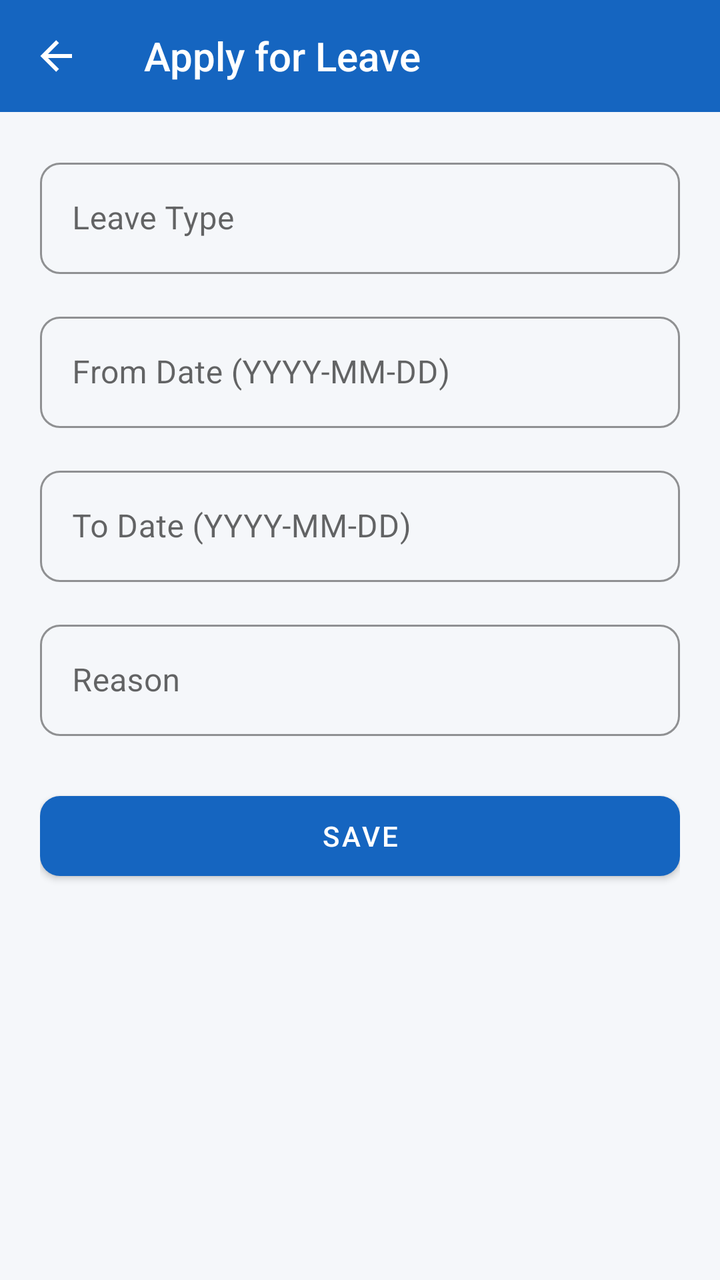
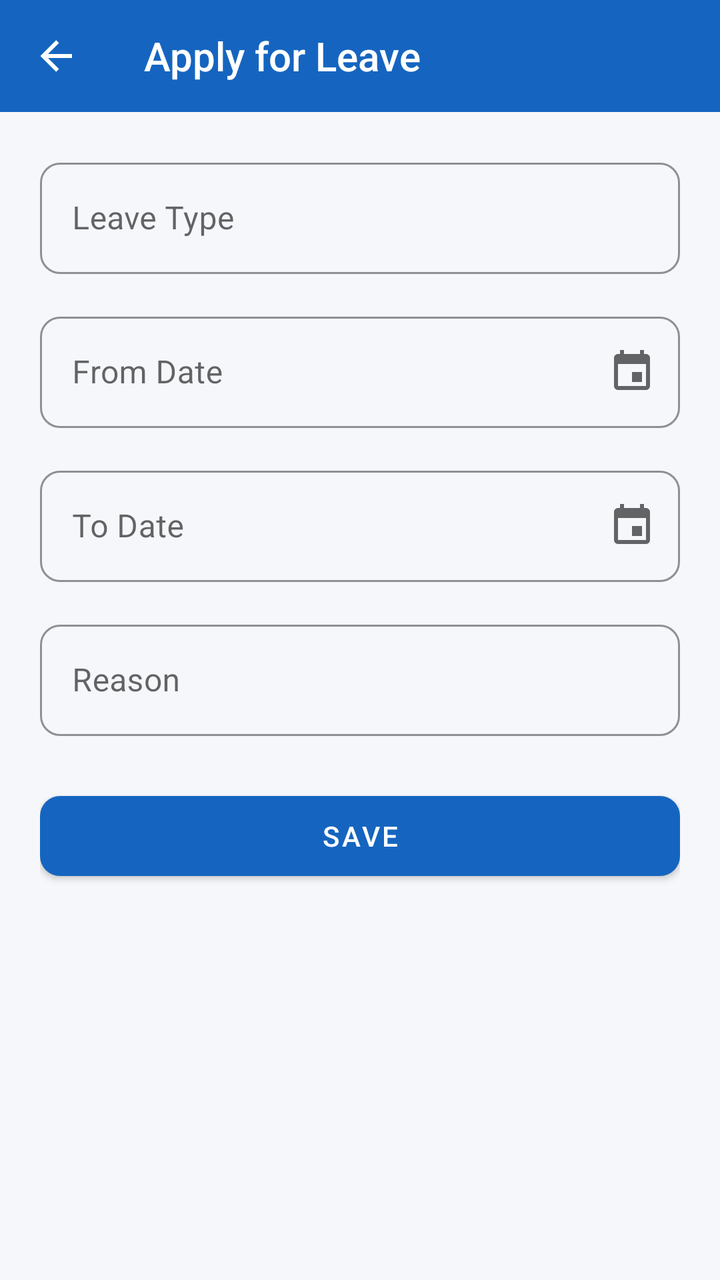

Before-and-after screenshots of an Android layout around one commit, followed by the original layout XML and the change that was made.
<!-- AndroidManifest.xml: application theme Theme.WorkVerse -->
<!-- res/layout/activity_apply_leave.xml -->
<?xml version="1.0" encoding="utf-8"?>
<LinearLayout xmlns:android="http://schemas.android.com/apk/res/android"
    xmlns:app="http://schemas.android.com/apk/res-auto"
    android:layout_width="match_parent" android:layout_height="match_parent"
    android:orientation="vertical" android:background="@color/background">
    <androidx.appcompat.widget.Toolbar android:id="@+id/toolbar"
        android:layout_width="match_parent" android:layout_height="?attr/actionBarSize"
        style="@style/WorkVerse.Toolbar" app:title="Apply for Leave" app:navigationIcon="@drawable/ic_back"/>
    <ScrollView android:layout_width="match_parent" android:layout_height="0dp" android:layout_weight="1">
        <LinearLayout android:layout_width="match_parent" android:layout_height="wrap_content"
            android:orientation="vertical" android:padding="20dp">
            
        <com.google.android.material.textfield.TextInputLayout
            android:layout_width="match_parent" android:layout_height="wrap_content"
            style="@style/WorkVerse.TextInput" android:hint="Leave Type" android:layout_marginBottom="16dp">
            <com.google.android.material.textfield.TextInputEditText
                android:layout_width="match_parent" android:layout_height="wrap_content"/>
        </com.google.android.material.textfield.TextInputLayout>
        <com.google.android.material.textfield.TextInputLayout
            android:layout_width="match_parent" android:layout_height="wrap_content"
            style="@style/WorkVerse.TextInput" android:hint="From Date (YYYY-MM-DD)" android:layout_marginBottom="16dp">
            <com.google.android.material.textfield.TextInputEditText
                android:layout_width="match_parent" android:layout_height="wrap_content"/>
        </com.google.android.material.textfield.TextInputLayout>
        <com.google.android.material.textfield.TextInputLayout
            android:layout_width="match_parent" android:layout_height="wrap_content"
            style="@style/WorkVerse.TextInput" android:hint="To Date (YYYY-MM-DD)" android:layout_marginBottom="16dp">
            <com.google.android.material.textfield.TextInputEditText
                android:layout_width="match_parent" android:layout_height="wrap_content"/>
        </com.google.android.material.textfield.TextInputLayout>
        <com.google.android.material.textfield.TextInputLayout
            android:layout_width="match_parent" android:layout_height="wrap_content"
            style="@style/WorkVerse.TextInput" android:hint="Reason" android:layout_marginBottom="16dp">
            <com.google.android.material.textfield.TextInputEditText
                android:layout_width="match_parent" android:layout_height="wrap_content"/>
        </com.google.android.material.textfield.TextInputLayout>
            <Button android:id="@+id/btnSubmit" android:layout_width="match_parent"
                android:layout_height="52dp" android:text="Save" style="@style/WorkVerse.Button.Primary" android:layout_marginTop="8dp"/>
            <ProgressBar android:id="@+id/progressBar" android:layout_width="wrap_content"
                android:layout_height="wrap_content" android:layout_gravity="center"
                android:layout_marginTop="12dp" android:visibility="gone"/>
        </LinearLayout>
    </ScrollView>
</LinearLayout>
<!-- resources referenced by this layout -->
<resources>
  <color name="background">#F5F7FA</color>
  <!-- drawable ic_back (drawable) -->
  <?xml version="1.0" encoding="utf-8"?>
  <vector xmlns:android="http://schemas.android.com/apk/res/android" android:width="24dp" android:height="24dp" android:viewportWidth="24" android:viewportHeight="24">
      <path android:fillColor="#FFFFFF" android:pathData="M20,11V13H8L13.5,18.5L12.08,19.92L4.16,12L12.08,4.08L13.5,5.5L8,11H20Z"/>
  </vector>
  <style name="WorkVerse.Button.Primary" parent="Widget.MaterialComponents.Button">
          <item name="backgroundTint">@color/primary</item>
          <item name="android:textColor">@color/white</item>
          <item name="cornerRadius">10dp</item>
      </style>
  <style name="WorkVerse.TextInput" parent="Widget.MaterialComponents.TextInputLayout.OutlinedBox">
          <item name="boxCornerRadiusTopStart">10dp</item>
          <item name="boxCornerRadiusTopEnd">10dp</item>
          <item name="boxCornerRadiusBottomStart">10dp</item>
          <item name="boxCornerRadiusBottomEnd">10dp</item>
          <item name="boxStrokeColor">@color/primary</item>
          <item name="hintTextColor">@color/primary</item>
      </style>
  <style name="WorkVerse.Toolbar" parent="Widget.AppCompat.Toolbar">
          <item name="android:background">@color/primary</item>
          <item name="android:theme">@style/ThemeOverlay.AppCompat.Dark.ActionBar</item>
      </style>
  <style name="Theme.WorkVerse" parent="Theme.MaterialComponents.Light.NoActionBar">
          <item name="colorPrimary">@color/primary</item>
          <item name="colorPrimaryVariant">@color/primary_dark</item>
          <item name="colorOnPrimary">@color/white</item>
          <item name="colorSecondary">@color/accent</item>
          <item name="android:colorBackground">@color/background</item>
          <item name="android:statusBarColor">@color/primary_dark</item>
      </style>
  <color name="primary">#1565C0</color>
  <color name="white">#FFFFFF</color>
  <color name="primary_dark">#0D47A1</color>
  <color name="accent">#FF8F00</color>
</resources>

<!-- the commit's change to res/layout/activity_apply_leave.xml (unified diff, before → after) -->
@@ -9,31 +9,49 @@
     <ScrollView android:layout_width="match_parent" android:layout_height="0dp" android:layout_weight="1">
         <LinearLayout android:layout_width="match_parent" android:layout_height="wrap_content"
             android:orientation="vertical" android:padding="20dp">
+
+            <com.google.android.material.textfield.TextInputLayout
+                android:layout_width="match_parent" android:layout_height="wrap_content"
+                style="@style/WorkVerse.TextInput" android:hint="Leave Type" android:layout_marginBottom="16dp">
+                <com.google.android.material.textfield.TextInputEditText
+                    android:id="@+id/etLeaveType"
+                    android:layout_width="match_parent" android:layout_height="wrap_content"/>
+            </com.google.android.material.textfield.TextInputLayout>
+
             
-        <com.google.android.material.textfield.TextInputLayout
-            android:layout_width="match_parent" android:layout_height="wrap_content"
-            style="@style/WorkVerse.TextInput" android:hint="Leave Type" android:layout_marginBottom="16dp">
-            <com.google.android.material.textfield.TextInputEditText
-                android:layout_width="match_parent" android:layout_height="wrap_content"/>
-        </com.google.android.material.textfield.TextInputLayout>
-        <com.google.android.material.textfield.TextInputLayout
-            android:layout_width="match_parent" android:layout_height="wrap_content"
-            style="@style/WorkVerse.TextInput" android:hint="From Date (YYYY-MM-DD)" android:layout_marginBottom="16dp">
-            <com.google.android.material.textfield.TextInputEditText
-                android:layout_width="match_parent" android:layout_height="wrap_content"/>
-        </com.google.android.material.textfield.TextInputLayout>
-        <com.google.android.material.textfield.TextInputLayout
-            android:layout_width="match_parent" android:layout_height="wrap_content"
-            style="@style/WorkVerse.TextInput" android:hint="To Date (YYYY-MM-DD)" android:layout_marginBottom="16dp">
-            <com.google.android.material.textfield.TextInputEditText
-                android:layout_width="match_parent" android:layout_height="wrap_content"/>
-        </com.google.android.material.textfield.TextInputLayout>
-        <com.google.android.material.textfield.TextInputLayout
-            android:layout_width="match_parent" android:layout_height="wrap_content"
-            style="@style/WorkVerse.TextInput" android:hint="Reason" android:layout_marginBottom="16dp">
-            <com.google.android.material.textfield.TextInputEditText
-                android:layout_width="match_parent" android:layout_height="wrap_content"/>
-        </com.google.android.material.textfield.TextInputLayout>
+            <com.google.android.material.textfield.TextInputLayout
+                android:layout_width="match_parent" android:layout_height="wrap_content"
+                style="@style/WorkVerse.TextInput" android:hint="From Date" android:layout_marginBottom="16dp"
+                app:endIconMode="custom" app:endIconDrawable="@drawable/ic_attendance">
+                <com.google.android.material.textfield.TextInputEditText
+                    android:id="@+id/etFromDate"
+                    android:layout_width="match_parent" android:layout_height="wrap_content"
+                    android:inputType="none"
+                    android:focusable="false"
+                    android:clickable="true"/>
+            </com.google.android.material.textfield.TextInputLayout>
+
+            
+            <com.google.android.material.textfield.TextInputLayout
+                android:layout_width="match_parent" android:layout_height="wrap_content"
+                style="@style/WorkVerse.TextInput" android:hint="To Date" android:layout_marginBottom="16dp"
+                app:endIconMode="custom" app:endIconDrawable="@drawable/ic_attendance">
+                <com.google.android.material.textfield.TextInputEditText
+                    android:id="@+id/etToDate"
+                    android:layout_width="match_parent" android:layout_height="wrap_content"
+                    android:inputType="none"
+                    android:focusable="false"
+                    android:clickable="true"/>
+            </com.google.android.material.textfield.TextInputLayout>
+
+            <com.google.android.material.textfield.TextInputLayout
+                android:layout_width="match_parent" android:layout_height="wrap_content"
+                style="@style/WorkVerse.TextInput" android:hint="Reason" android:layout_marginBottom="16dp">
+                <com.google.android.material.textfield.TextInputEditText
+                    android:id="@+id/etReason"
+                    android:layout_width="match_parent" android:layout_height="wrap_content"/>
+            </com.google.android.material.textfield.TextInputLayout>
+
             <Button android:id="@+id/btnSubmit" android:layout_width="match_parent"
                 android:layout_height="52dp" android:text="Save" style="@style/WorkVerse.Button.Primary" android:layout_marginTop="8dp"/>
             <ProgressBar android:id="@+id/progressBar" android:layout_width="wrap_content"
<!-- resource entries referenced after the edit -->
@@ -1,6 +1,11 @@
 <!-- resources referenced by this layout -->
 <resources>
   <color name="background">#F5F7FA</color>
+  <!-- drawable ic_attendance (drawable) -->
+  <?xml version="1.0" encoding="utf-8"?>
+  <vector xmlns:android="http://schemas.android.com/apk/res/android" android:width="24dp" android:height="24dp" android:viewportWidth="24" android:viewportHeight="24">
+      <path android:fillColor="#757575" android:pathData="M17,12H12V17H17V12M16,1V3H8V1H6V3H5C3.89,3 3,3.9 3,5V19A2,2 0 0,0 5,21H19A2,2 0 0,0 21,19V5C21,3.89 20.1,3 19,3H18V1M19,19H5V8H19V19Z"/>
+  </vector>
   <!-- drawable ic_back (drawable) -->
   <?xml version="1.0" encoding="utf-8"?>
   <vector xmlns:android="http://schemas.android.com/apk/res/android" android:width="24dp" android:height="24dp" android:viewportWidth="24" android:viewportHeight="24">
